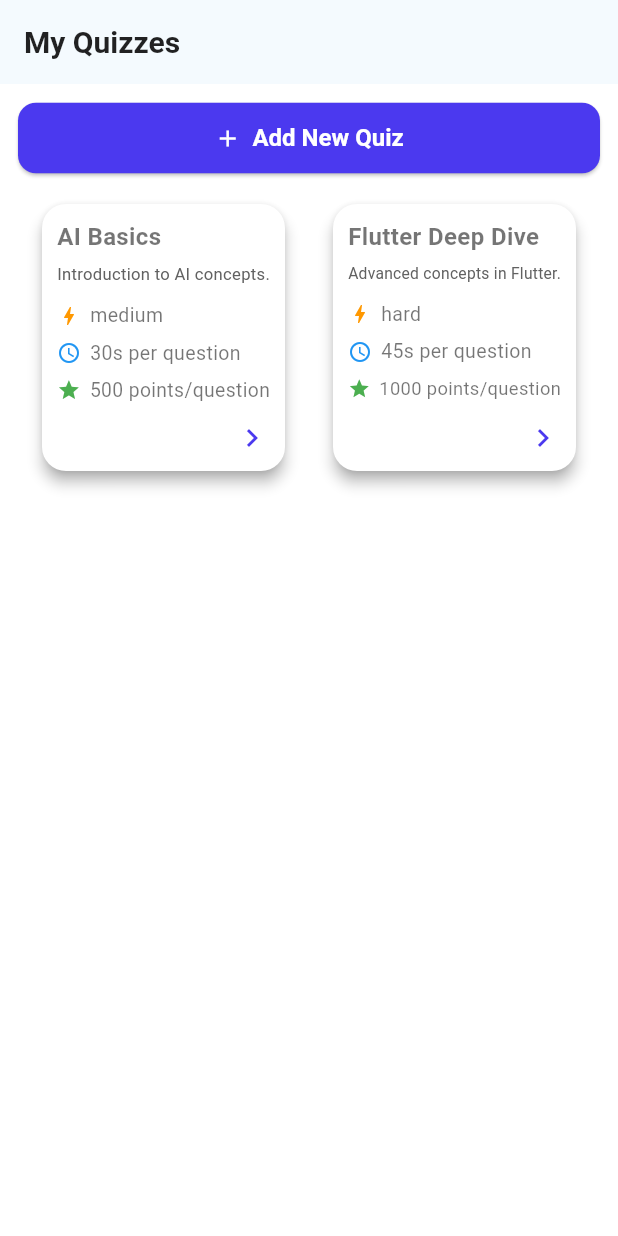
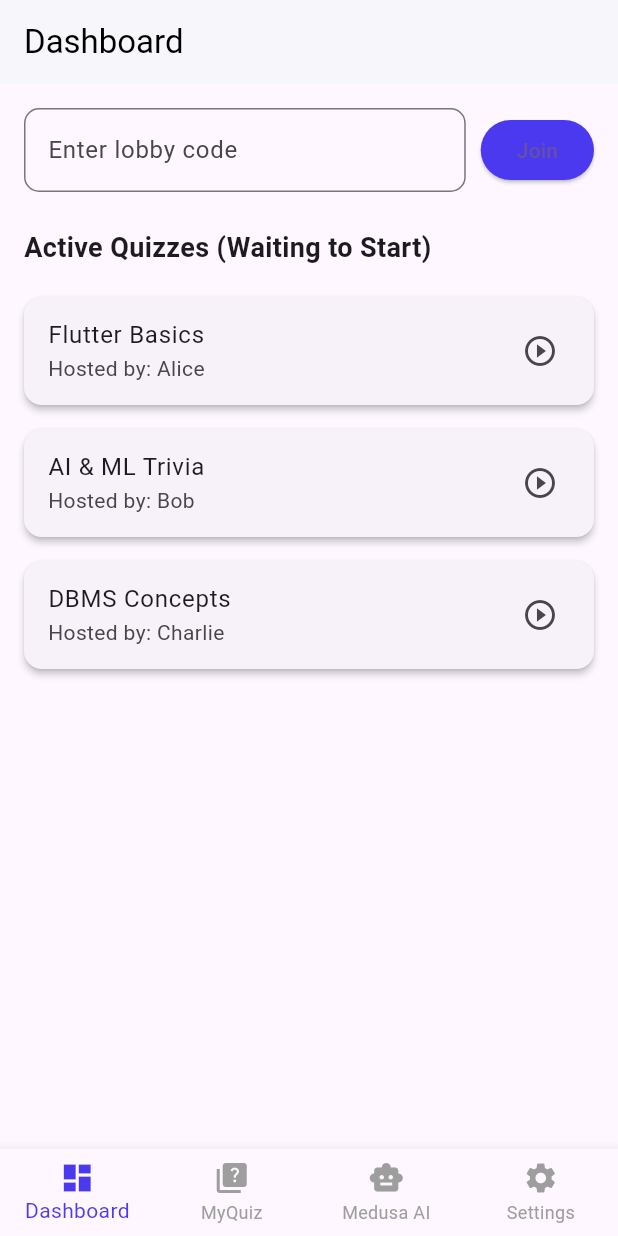
Before and after one commit to darshanvaru/Kvizz, a Flutter app: the screen it shows after launch, on a phone screen of 412 x 824 dp. Run offline on Flutter 3.47's test engine with Material 3 defaults, Android fonts, the phone set to English and light mode, and no system bars; Roboto replaces fonts that are missing (Poppins).

Commit message:
Add Dashboard and Home screens with navigation and theme support

```diff
--- a/lib/main.dart
+++ b/lib/main.dart
@@ -1,87 +1,153 @@
 import 'package:flutter/material.dart';
+import 'package:kvizz/providers/theme_provider.dart';
 import 'package:kvizz/screens/create_quiz_screen.dart';
+import 'package:kvizz/screens/dashboard_screen.dart';
 import 'package:kvizz/screens/my_quiz.dart';
 import 'package:kvizz/screens/prompt_screen.dart';
+import 'package:kvizz/screens/settings_screen.dart';
+import 'package:provider/provider.dart';
+import 'package:provider/provider.dart';
 // import 'package:kvizz/screens/auth_screen.dart';
 import 'package:kvizz/screens/quiz_screen.dart';
 
 void main() {
-  runApp(const MyApp());
+  runApp(
+    ChangeNotifierProvider(
+      create: (_) => ThemeProvider(),
+      child: const MyApp(),
+    ),
+  );
 }
 
+// ---------------- MyApp ------------------
 class MyApp extends StatelessWidget {
   const MyApp({super.key});
 
   @override
   Widget build(BuildContext context) {
-    final ThemeData quizAppTheme = ThemeData(
-      brightness: Brightness.light,
-      primaryColor: const Color(0xFF4B39EF), // Vibrant violet-blue
-      scaffoldBackgroundColor: Colors.white,
-      fontFamily: 'Poppins', // Choose your preferred font
-
-      textTheme: const TextTheme(
-        displayLarge: TextStyle(fontSize: 32, fontWeight: FontWeight.bold, color: Colors.black),
-        displayMedium: TextStyle(fontSize: 24, fontWeight: FontWeight.w600, color: Colors.black87),
-        bodyLarge: TextStyle(fontSize: 16, color: Colors.black87),
-        bodyMedium: TextStyle(fontSize: 14, color: Colors.black54),
-        titleMedium: TextStyle(fontSize: 14, fontWeight: FontWeight.w500, color: Colors.blueGrey),
-      ),
-
-      elevatedButtonTheme: ElevatedButtonThemeData(
-        style: ElevatedButton.styleFrom(
-          backgroundColor: Color(0xFF4B39EF),
-          foregroundColor: Colors.white,
-          textStyle: const TextStyle(fontSize: 16, fontWeight: FontWeight.w600),
-          padding: const EdgeInsets.symmetric(vertical: 14, horizontal: 20),
-          shape: RoundedRectangleBorder(borderRadius: BorderRadius.circular(12)),
-        ),
-      ),
-
-      inputDecorationTheme: InputDecorationTheme(
-        filled: true,
-        fillColor: const Color(0xFFF3F4F6),
-        border: OutlineInputBorder(
-          borderRadius: BorderRadius.circular(10),
-          borderSide: BorderSide.none,
-        ),
-        contentPadding: const EdgeInsets.symmetric(vertical: 14, horizontal: 16),
-        labelStyle: const TextStyle(color: Colors.black54),
-      ),
-
-      appBarTheme: const AppBarTheme(
-        backgroundColor: Colors.white,
-        elevation: 1,
-        titleTextStyle: TextStyle(
-          color: Colors.black87,
-          fontSize: 20,
-          fontWeight: FontWeight.bold,
-        ),
-        iconTheme: IconThemeData(color: Colors.black87),
-      ),
-
-      cardTheme: CardThemeData(
-        shape: RoundedRectangleBorder(borderRadius: BorderRadius.circular(16)),
-        color: Colors.white,
-        shadowColor: Colors.grey..withValues(alpha: 0.1),
-        elevation: 4,
-        margin: const EdgeInsets.symmetric(vertical: 8, horizontal: 16),
-      ),
-
-      iconTheme: const IconThemeData(color: Color(0xFF4B39EF), size: 24),
-
-      colorScheme: ColorScheme.fromSwatch().copyWith(
-        secondary: const Color(0xFFFFC107), // For highlights or answers
-        error: Colors.redAccent,
-      ),
-    );
-
+    final themeProvider = Provider.of<ThemeProvider>(context);
+    // final ThemeData quizAppTheme = ThemeData(
+    //   brightness: Brightness.light,
+    //   primaryColor: const Color(0xFF4B39EF),
+    //   scaffoldBackgroundColor: Colors.white,
+    //   fontFamily: 'Poppins',
+    //   textTheme: const TextTheme(
+    //     displayLarge: TextStyle(fontSize: 32, fontWeight: FontWeight.bold, color: Colors.black),
+    //     displayMedium: TextStyle(fontSize: 24, fontWeight: FontWeight.w600, color: Colors.black87),
+    //     bodyLarge: TextStyle(fontSize: 16, color: Colors.black87),
+    //     bodyMedium: TextStyle(fontSize: 14, color: Colors.black54),
+    //     titleMedium: TextStyle(fontSize: 14, fontWeight: FontWeight.w500, color: Colors.blueGrey),
+    //   ),
+    //   elevatedButtonTheme: ElevatedButtonThemeData(
+    //     style: ElevatedButton.styleFrom(
+    //       backgroundColor: Color(0xFF4B39EF),
+    //       foregroundColor: Colors.white,
+    //       textStyle: const TextStyle(fontSize: 16, fontWeight: FontWeight.w600),
+    //       padding: const EdgeInsets.symmetric(vertical: 14, horizontal: 20),
+    //       shape: RoundedRectangleBorder(borderRadius: BorderRadius.circular(12)),
+    //     ),
+    //   ),
+    //   inputDecorationTheme: InputDecorationTheme(
+    //     filled: true,
+    //     fillColor: const Color(0xFFF3F4F6),
+    //     border: OutlineInputBorder(
+    //       borderRadius: BorderRadius.circular(10),
+    //       borderSide: BorderSide.none,
+    //     ),
+    //     contentPadding: const EdgeInsets.symmetric(vertical: 14, horizontal: 16),
+    //     labelStyle: const TextStyle(color: Colors.black54),
+    //   ),
+    //   appBarTheme: const AppBarTheme(
+    //     backgroundColor: Colors.white,
+    //     elevation: 1,
+    //     titleTextStyle: TextStyle(
+    //       color: Colors.black87,
+    //       fontSize: 20,
+    //       fontWeight: FontWeight.bold,
+    //     ),
+    //     iconTheme: IconThemeData(color: Colors.black87),
+    //   ),
+    //   cardTheme: CardThemeData(
+    //     shape: RoundedRectangleBorder(borderRadius: BorderRadius.circular(16)),
+    //     color: Colors.white,
+    //     shadowColor: Colors.grey.withOpacity(0.1),
+    //     elevation: 4,
+    //     margin: const EdgeInsets.symmetric(vertical: 8, horizontal: 16),
+    //   ),
+    //   iconTheme: const IconThemeData(color: Color(0xFF4B39EF), size: 24),
+    //   colorScheme: ColorScheme.fromSwatch().copyWith(
+    //     secondary: const Color(0xFFFFC107),
+    //     error: Colors.redAccent,
+    //   ),
+    // );
 
     return MaterialApp(
       debugShowCheckedModeBanner: false,
       title: 'Kwizz',
-      theme: quizAppTheme,
-      home: MyQuizzesScreen()
+      // theme: quizAppTheme,
+      themeMode: themeProvider.themeMode,
+      theme: ThemeData.light(),
+      darkTheme: ThemeData.dark(),
+      home: const HomeScreen(),
     );
   }
 }
+
+// ---------------- HomeScreen ------------------
+class HomeScreen extends StatefulWidget {
+  const HomeScreen({super.key});
+
+  @override
+  State<HomeScreen> createState() => _HomeScreenState();
+}
+
+class _HomeScreenState extends State<HomeScreen> {
+  int _selectedIndex = 0;
+
+  final List<Widget> _pages = [
+    DashboardScreen(),
+    MyQuizzesScreen(),
+    PromptScreen(),
+    SettingsScreen()
+    ,
+  ];
+
+  final List<String> _titles = [
+    'Dashboard',
+    'My Quizzes',
+    'Medusa AI',
+    'Settings',
+  ];
+
+  void _onItemTapped(int index) {
+    setState(() {
+      _selectedIndex = index;
+    });
+  }
+
+  @override
+  Widget build(BuildContext context) {
+    return Scaffold(
+      appBar: AppBar(
+        title: Text(_titles[_selectedIndex]),
+        backgroundColor: Colors.white,
+        elevation: 1,
+        foregroundColor: Colors.black,
+      ),
+      body: _pages[_selectedIndex],
+      bottomNavigationBar: BottomNavigationBar(
+        currentIndex: _selectedIndex,
+        onTap: _onItemTapped,
+        items: const [
+          BottomNavigationBarItem(icon: Icon(Icons.dashboard), label: 'Dashboard'),
+          BottomNavigationBarItem(icon: Icon(Icons.quiz), label: 'MyQuiz'),
+          BottomNavigationBarItem(icon: Icon(Icons.smart_toy), label: 'Medusa AI'),
+          BottomNavigationBarItem(icon: Icon(Icons.settings), label: 'Settings'),
+        ],
+        selectedItemColor: Color(0xFF4B39EF),
+        unselectedItemColor: Colors.grey,
+        type: BottomNavigationBarType.fixed,
+      ),
+    );
+  }
+}
--- /dev/null
+++ b/lib/providers/theme_provider.dart
@@ -0,0 +1,14 @@
+import 'package:flutter/material.dart';
+
+class ThemeProvider extends ChangeNotifier {
+  bool _isDark = false;
+
+  bool get isDark => _isDark;
+
+  ThemeMode get themeMode => _isDark ? ThemeMode.dark : ThemeMode.light;
+
+  void toggleTheme(bool isOn) {
+    _isDark = isOn;
+    notifyListeners();
+  }
+}
--- /dev/null
+++ b/lib/screens/dashboard_screen.dart
@@ -0,0 +1,100 @@
+import 'package:flutter/material.dart';
+
+class DashboardScreen extends StatefulWidget {
+  const DashboardScreen({super.key});
+
+  @override
+  State<DashboardScreen> createState() => _DashboardScreenState();
+}
+
+class _DashboardScreenState extends State<DashboardScreen> {
+  final TextEditingController _codeController = TextEditingController();
+
+  // Dummy active quizzes (replace with real-time API data)
+  final List<Map<String, String>> activeQuizzes = [
+    {'title': 'Flutter Basics', 'host': 'Alice'},
+    {'title': 'AI & ML Trivia', 'host': 'Bob'},
+    {'title': 'DBMS Concepts', 'host': 'Charlie'},
+  ];
+
+  void joinLobby() {
+    final code = _codeController.text.trim();
+    if (code.isEmpty) {
+      ScaffoldMessenger.of(context).showSnackBar(
+        const SnackBar(content: Text('Please enter a valid code')),
+      );
+      return;
+    }
+
+    // TODO: Replace this with your real join logic
+    ScaffoldMessenger.of(context).showSnackBar(
+      SnackBar(content: Text('Joining lobby with code: $code')),
+    );
+  }
+
+  @override
+  Widget build(BuildContext context) {
+    return Padding(
+      padding: const EdgeInsets.all(16),
+      child: Column(
+        crossAxisAlignment: CrossAxisAlignment.start,
+        children: [
+          // Code input + Join button
+          Row(
+            children: [
+              Expanded(
+                child: TextField(
+                  controller: _codeController,
+                  decoration: InputDecoration(
+                    hintText: 'Enter lobby code',
+                    border: OutlineInputBorder(
+                      borderRadius: BorderRadius.circular(10),
+                    ),
+                  ),
+                ),
+              ),
+              const SizedBox(width: 10),
+              ElevatedButton(
+                onPressed: joinLobby,
+                child: const Text('Join'),
+                style: ElevatedButton.styleFrom(
+                  backgroundColor: Color(0xFF4B39EF),
+                ),
+              ),
+            ],
+          ),
+
+          const SizedBox(height: 24),
+
+          const Text(
+            'Active Quizzes (Waiting to Start)',
+            style: TextStyle(fontSize: 18, fontWeight: FontWeight.bold),
+          ),
+          const SizedBox(height: 12),
+
+          // List of active quizzes
+          Expanded(
+            child: ListView.builder(
+              itemCount: activeQuizzes.length,
+              itemBuilder: (context, index) {
+                final quiz = activeQuizzes[index];
+                return Card(
+                  margin: const EdgeInsets.symmetric(vertical: 8),
+                  shape: RoundedRectangleBorder(borderRadius: BorderRadius.circular(12)),
+                  elevation: 2,
+                  child: ListTile(
+                    title: Text(quiz['title'] ?? ''),
+                    subtitle: Text("Hosted by: ${quiz['host']}"),
+                    trailing: const Icon(Icons.play_circle_outline),
+                    onTap: () {
+                    },
+                  ),
+                );
+              },
+            ),
+          ),
+        ],
+      ),
+    );
+  }
+}
--- a/lib/screens/my_quiz.dart
+++ b/lib/screens/my_quiz.dart
@@ -9,9 +9,6 @@ class MyQuizzesScreen extends StatelessWidget {
   @override
   Widget build(BuildContext context) {
     return Scaffold(
-      appBar: AppBar(
-        title: const Text("My Quizzes"),
-      ),
       body: Padding(
         padding: const EdgeInsets.all(12.0),
         child: Column(
--- a/lib/screens/prompt_screen.dart
+++ b/lib/screens/prompt_screen.dart
@@ -57,12 +57,6 @@ class _PromptScreenState extends State<PromptScreen>
   Widget build(BuildContext context) {
     return Scaffold(
       backgroundColor: Colors.blueGrey[50],
-      appBar: AppBar(
-        title: const Text("Prompt Generator"),
-        // centerTitle: true,
-        backgroundColor: Colors.blueAccent,
-        elevation: 0,
-      ),
       body: FadeTransition(
         opacity: _fadeInAnimation,
         child: Center(
--- /dev/null
+++ b/lib/screens/settings_screen.dart
@@ -0,0 +1,50 @@
+import 'package:flutter/material.dart';
+import 'package:provider/provider.dart';
+import '../providers/theme_provider.dart';
+
+class SettingsScreen extends StatelessWidget {
+  const SettingsScreen({super.key});
+
+  @override
+  Widget build(BuildContext context) {
+    final themeProvider = Provider.of<ThemeProvider>(context);
+
+    return Scaffold(
+      appBar: AppBar(
+        title: const Text("Settings"),
+      ),
+      body: ListView(
+        children: [
+          // Profile Tab
+          Card(
+            margin: const EdgeInsets.all(12),
+            child: ListTile(
+              leading: const CircleAvatar(
+                backgroundColor: Colors.blue,
+                child: Icon(Icons.person, color: Colors.white),
+              ),
+              title: const Text("Darshan Varu"),
+              subtitle: const Text("darshan@example.com"),
+              trailing: const Icon(Icons.arrow_forward_ios),
+              onTap: () {
+                // TODO: Navigate to Profile Details/Edit screen
+              },
+            ),
+          ),
+
+          const Divider(),
+
+          // Theme Switch
+          SwitchListTile(
+            title: const Text("Dark Mode"),
+            secondary: const Icon(Icons.dark_mode),
+            value: themeProvider.isDark,
+            onChanged: (value) {
+              themeProvider.toggleTheme(value);
+            },
+          ),
+        ],
+      ),
+    );
+  }
+}
--- a/pubspec.yaml
+++ b/pubspec.yaml
@@ -17,6 +17,7 @@ dev_dependencies:
   flutter_test:
     sdk: flutter
   flutter_lints: ^5.0.0
+  provider: ^6.1.5
 
 flutter:
   uses-material-design: true
```
Also changed, not shown: pubspec.lock.
